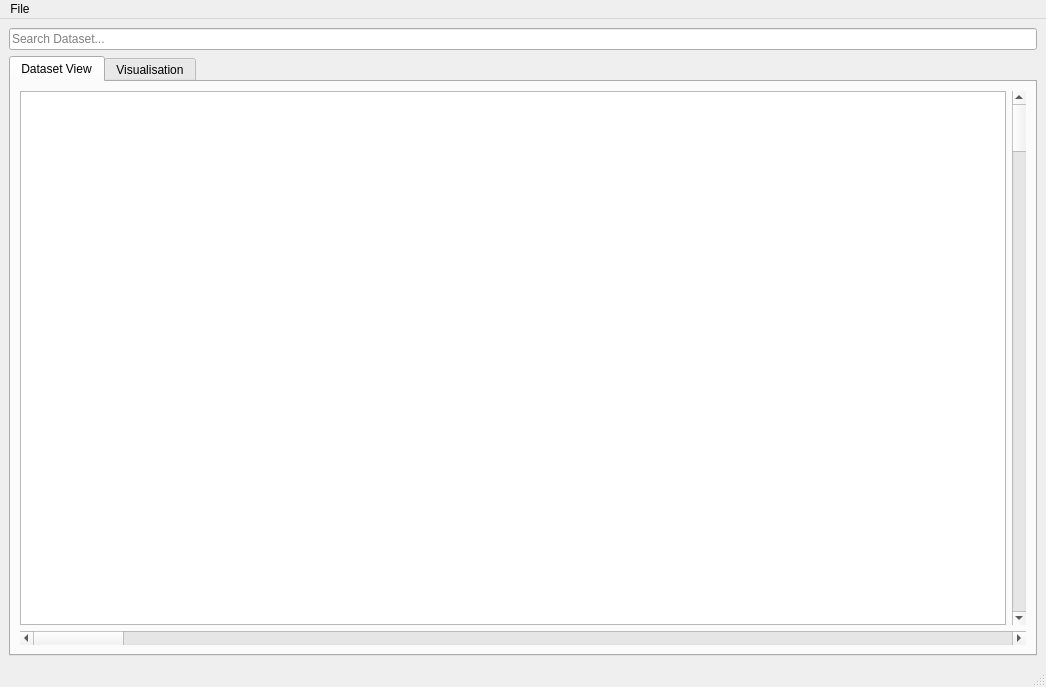
First picture: the form in Main.ui, repository SITNYP/ICT1002-Team-23, before the edit.
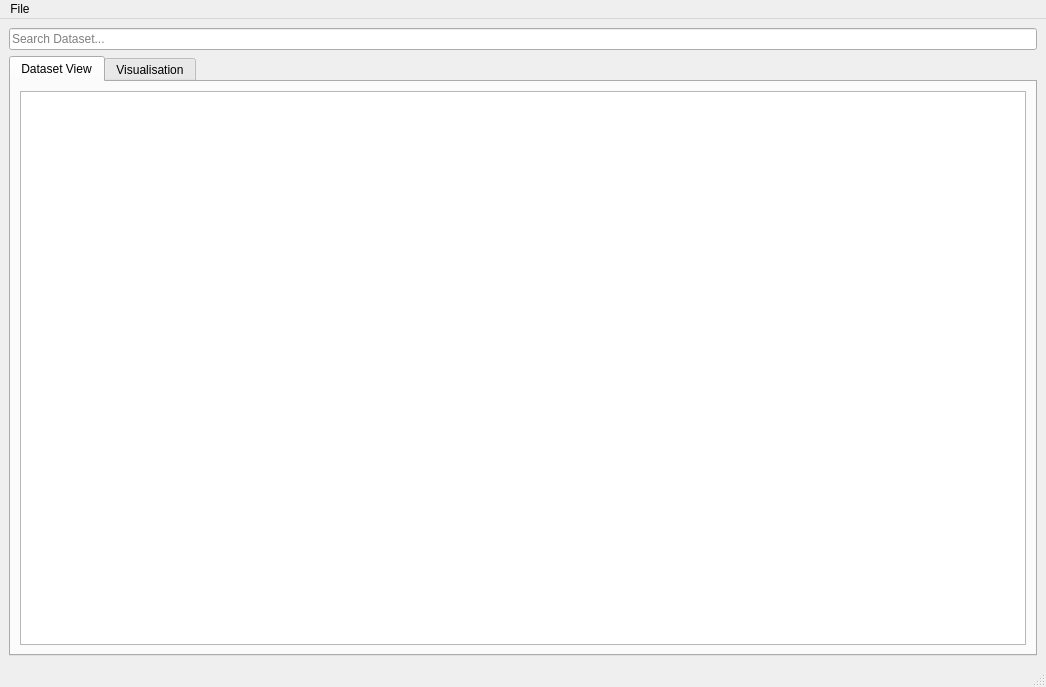
Second picture: the form after the edit.

```diff
--- a/Main.ui
+++ b/Main.ui
@@ -14,7 +14,7 @@
    <string>MainWindow</string>
   </property>
   <widget class="QWidget" name="centralwidget">
-   <layout class="QVBoxLayout" name="verticalLayout_2">
+   <layout class="QVBoxLayout" name="verticalLayout">
     <item>
      <widget class="QLineEdit" name="lineEdit">
       <property name="placeholderText">
@@ -32,30 +32,27 @@
         <string>Dataset View</string>
        </attribute>
        <layout class="QGridLayout" name="gridLayout">
-        <item row="0" column="0">
-         <layout class="QVBoxLayout" name="verticalLayout">
-          <item>
-           <layout class="QHBoxLayout" name="horizontalLayout">
-            <item>
-             <widget class="QTableView" name="tableView"/>
-            </item>
-            <item>
-             <widget class="QScrollBar" name="verticalScrollBar">
-              <property name="orientation">
-               <enum>Qt::Vertical</enum>
-              </property>
-             </widget>
-            </item>
-           </layout>
-          </item>
-          <item>
-           <widget class="QScrollBar" name="horizontalScrollBar">
-            <property name="orientation">
-             <enum>Qt::Horizontal</enum>
-            </property>
-           </widget>
-          </item>
-         </layout>
+        <item row="0" column="0" colspan="2">
+         <widget class="QTableView" name="csvTable">
+          <property name="dragDropMode">
+           <enum>QAbstractItemView::NoDragDrop</enum>
+          </property>
+          <property name="alternatingRowColors">
+           <bool>true</bool>
+          </property>
+          <property name="gridStyle">
+           <enum>Qt::SolidLine</enum>
+          </property>
+          <property name="sortingEnabled">
+           <bool>true</bool>
+          </property>
+          <attribute name="horizontalHeaderStretchLastSection">
+           <bool>true</bool>
+          </attribute>
+          <attribute name="verticalHeaderShowSortIndicator" stdset="0">
+           <bool>false</bool>
+          </attribute>
+         </widget>
         </item>
        </layout>
        <zorder>tableView</zorder>
```
Left out of the diff: 37 changed lines with no effect on the pictures.
